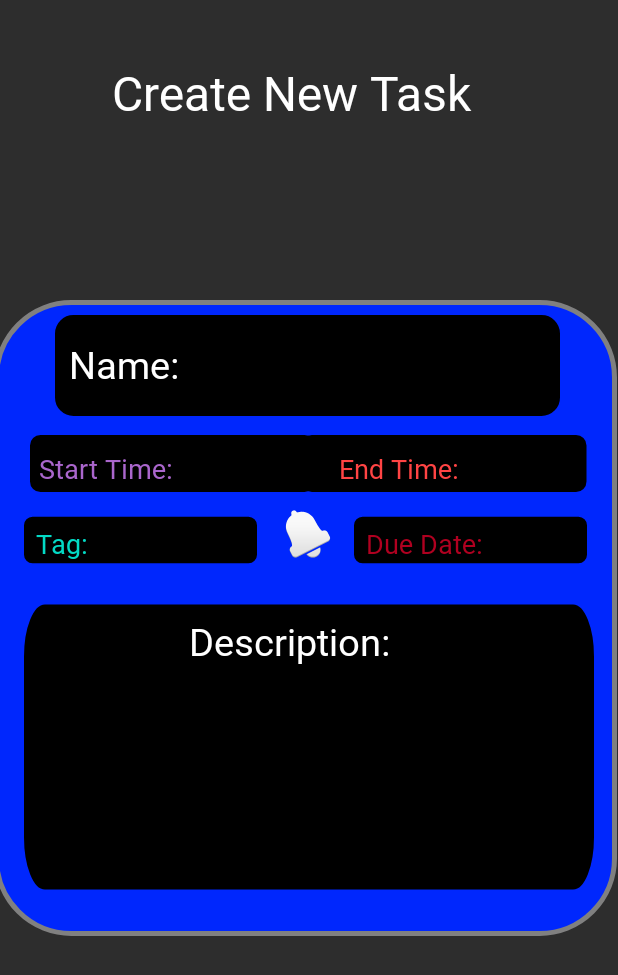
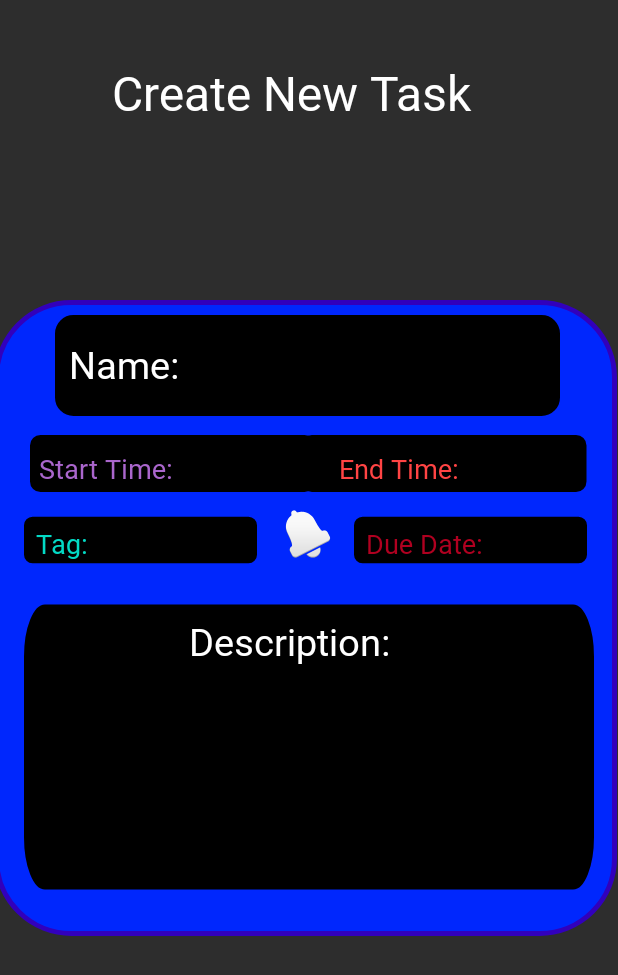
Before and after one commit to edenrosales/TaskManagement, an Android app: the AddTaskView screen opened directly, with no data from a screen before it, on a phone screen of 412 x 824 dp. Shown: the top 975 px of the screen. Run offline under Robolectric (Android 15) with nearby library versions, the phone set to English and light mode, and no system bars.

Commit message:
Hardcoded UI for Adding Task View in UI branch  (@Everyone: Do not pull request yet for this branch)

```diff
--- a/app/src/main/res/drawable/view_and_add_task_background.xml
+++ b/app/src/main/res/drawable/view_and_add_task_background.xml
@@ -1,7 +1,7 @@
 <?xml version="1.0" encoding="utf-8"?>
 <shape xmlns:android="http://schemas.android.com/apk/res/android">
     <solid android:color="#0027FD" />
-    <stroke android:width="3dp" android:color="#808080" />
+    <stroke android:width="3dp" android:color="#3200BC" />
     <corners android:radius="50dp" />
     <size android:width="2dp" />
 </shape>
```
